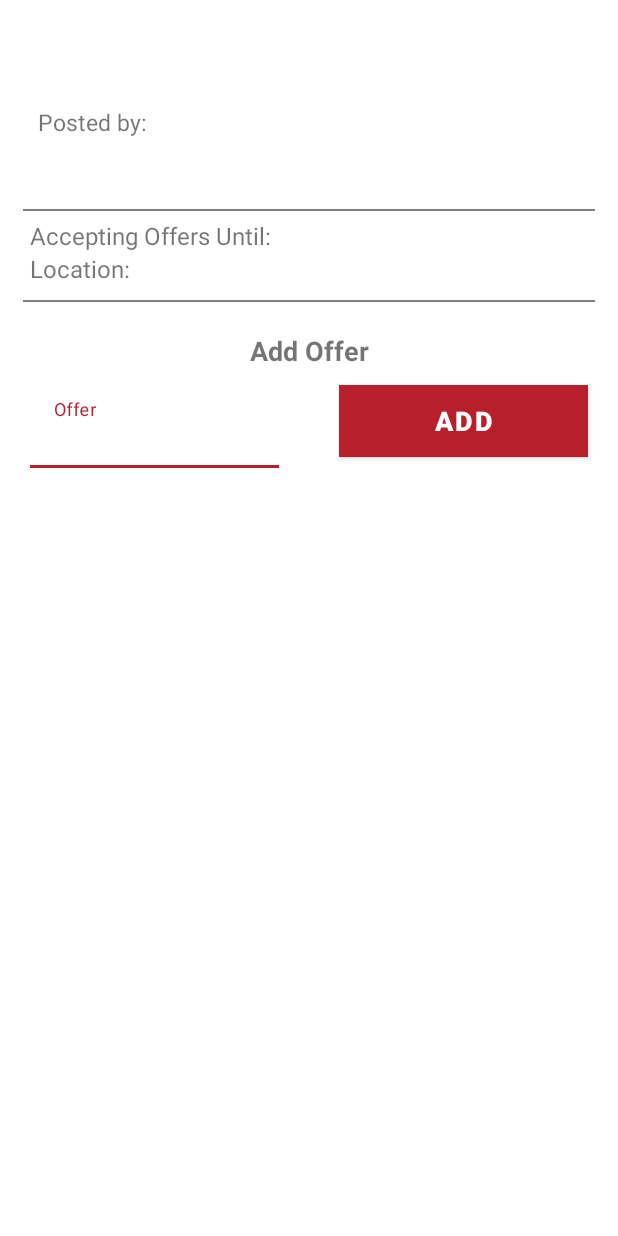
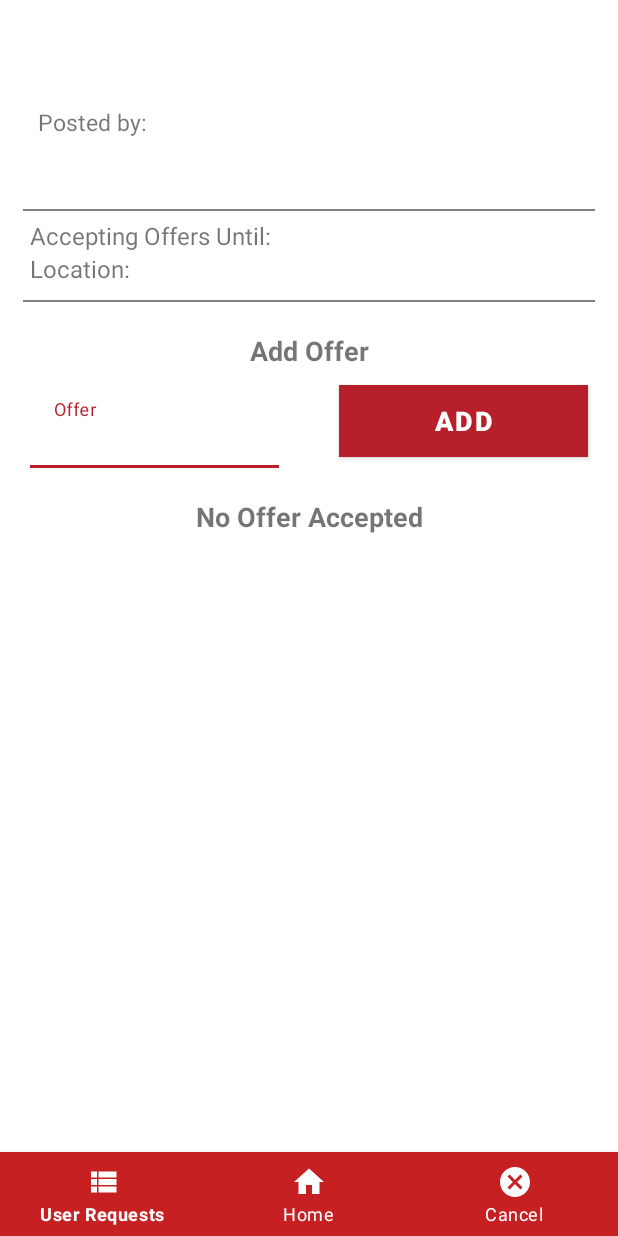
Before and after one commit to D-Byrne/FYP_App, an Android app: the ViewRequestActivity screen opened directly, with no data from a screen before it, on a phone screen of 412 x 824 dp. Run offline under Robolectric (Android 15) with nearby library versions, the phone set to English and light mode, and no system bars; our stand-ins replace Firebase (no records; nobody signed in at launch, a user with empty details on screens opened directly); 2 statements that could not run were skipped.

Commit message:
Added view offer view where request poster can accept or cancel offers.

```diff
--- a/app/src/main/AndroidManifest.xml
+++ b/app/src/main/AndroidManifest.xml
@@ -9,7 +9,8 @@
         android:roundIcon="@mipmap/ic_launcher_round"
         android:supportsRtl="true"
         android:theme="@style/Theme.FYP">
-        <activity android:name=".ViewRequestActivity"></activity>
+        <activity android:name=".ViewOfferActivity"></activity>
+        <activity android:name=".ViewRequestActivity" />
         <activity android:name=".RequestListActivity" />
         <activity
             android:name=".AddRequestActivity"
--- a/app/src/main/java/org/wit/fyp/RegisterActivity.kt
+++ b/app/src/main/java/org/wit/fyp/RegisterActivity.kt
@@ -21,13 +21,14 @@ class RegisterActivity : AppCompatActivity() {
     var firstName: String = ""
     var lastName: String = ""
     var phoneNumber: String = ""
+    var userEmail: String = ""
     var customKey: String = ""
 
     override fun onCreate(savedInstanceState: Bundle?) {
         super.onCreate(savedInstanceState)
         setContentView(R.layout.activity_register)
 
-        FirebaseDatabase.getInstance().setLogLevel(Logger.Level.DEBUG)
+       // FirebaseDatabase.getInstance().setLogLevel(Logger.Level.DEBUG)
 
         database = Firebase.database.reference
 
@@ -92,8 +93,9 @@ class RegisterActivity : AppCompatActivity() {
         firstName = edit_text_register_first_name.text.toString().trim()
         lastName = edit_text_register_last_name.text.toString().trim()
         phoneNumber = edit_text_register_phone.text.toString().trim()
+        userEmail = edit_text_register_email.text.toString().trim()
 
-        var userModel = UserModel(firstName, lastName, phoneNumber)
+        var userModel = UserModel(firstName, lastName, phoneNumber, userEmail)
 
         database.child("users").child(customKey).setValue(userModel)
     }
--- a/app/src/main/java/org/wit/fyp/models/OfferModel.kt
+++ b/app/src/main/java/org/wit/fyp/models/OfferModel.kt
@@ -4,4 +4,4 @@ import android.os.Parcelable
 import kotlinx.android.parcel.Parcelize
 
 @Parcelize
-class OfferModel(var authorId: String ="", var authorName: String = "", var amount: String = "", var offerId: String? = null) : Parcelable
+class OfferModel(var authorId: String ="", var authorName: String = "", var amount: String = "", var offerId: String? = null, var offerAccepted: Boolean? = null) : Parcelable
--- a/app/src/main/java/org/wit/fyp/models/UserModel.kt
+++ b/app/src/main/java/org/wit/fyp/models/UserModel.kt
@@ -1,3 +1,3 @@
 package org.wit.fyp.models
 
-class UserModel (var firstName: String = "", var lastName: String = "", var phoneNumber: String = "")
+class UserModel (var firstName: String = "", var lastName: String = "", var phoneNumber: String = "", var userEmail: String? = "")
--- a/app/src/main/res/layout/activity_request_list.xml
+++ b/app/src/main/res/layout/activity_request_list.xml
@@ -25,10 +25,10 @@
             android:id="@+id/recyclerView"
             android:layout_width="match_parent"
             android:layout_height="match_parent"
+            android:layout_above="@+id/request_list_nav_menu"
+            android:layout_marginBottom="2dp"
             android:scrollbars="vertical"
-        android:layout_above="@+id/request_list_nav_menu"
             app:layout_behavior="@string/appbar_scrolling_view_behavior" />
-
 
 
     </RelativeLayout>
--- a/app/src/main/res/layout/activity_view_request.xml
+++ b/app/src/main/res/layout/activity_view_request.xml
@@ -17,6 +17,7 @@
             android:id="@+id/view_request_scroll_view"
             android:layout_width="match_parent"
             android:layout_height="match_parent"
+            android:layout_above="@id/nav_menu_view_request"
             android:fillViewport="false">
 
             <LinearLayout
@@ -149,6 +150,20 @@
 
                 </LinearLayout>
 
+                <TextView
+                    android:id="@+id/view_request_offer_status_tv"
+                    android:layout_width="match_parent"
+                    android:layout_height="wrap_content"
+                    android:gravity="center"
+                    android:textSize="18sp"
+                    android:textStyle="bold"
+                    android:text="No Offer Accepted"
+                    android:layout_marginStart="20dp"
+                    android:layout_marginEnd="20dp"
+                    android:layout_marginTop="10dp"
+                    android:layout_marginBottom="10dp"/>
+
+
                 <androidx.recyclerview.widget.RecyclerView
                     android:id="@+id/recyclerView_offers"
                     android:layout_width="match_parent"
@@ -161,6 +176,17 @@
 
         </androidx.core.widget.NestedScrollView>
 
+        <com.google.android.material.bottomnavigation.BottomNavigationView
+            android:id="@+id/nav_menu_view_request"
+            android:layout_width="match_parent"
+            android:layout_height="wrap_content"
+            android:background="?android:attr/windowBackground"
+            app:itemBackground="@color/red_gradient_two"
+            app:itemIconTint="@color/white"
+            app:itemTextColor="@color/white"
+            android:layout_alignParentBottom="true"
+            app:menu="@menu/menu_view_request"/>
+
     </RelativeLayout>
 
 </androidx.constraintlayout.widget.ConstraintLayout>
--- /dev/null
+++ b/app/src/main/res/menu/menu_view_request.xml
@@ -0,0 +1,20 @@
+<?xml version="1.0" encoding="utf-8"?>
+<menu xmlns:android="http://schemas.android.com/apk/res/android">
+
+    <item
+        android:id="@+id/menu_view_request_user_requests"
+        android:icon="@drawable/ic_baseline_view_list_24"
+        android:title="User Requests"/>
+
+    <item
+        android:id="@+id/menu_view_request_home"
+        android:icon="@drawable/ic_baseline_home_24"
+        android:title="Home" />
+
+    <item
+        android:id="@+id/menu_view_request_cancel"
+        android:icon="@drawable/ic_baseline_cancel_24"
+        android:title="Cancel"/>
+
+
+</menu>
```
Also changed, not shown: app/src/main/java/org/wit/fyp/ViewOfferActivity.kt (added, +107 -0 lines), app/src/main/java/org/wit/fyp/ViewRequestActivity.kt (+48 -8 lines), app/src/main/res/layout/activity_view_offer.xml (added, +96 -0 lines). Lines whose indentation alone changed are shown as unchanged.
